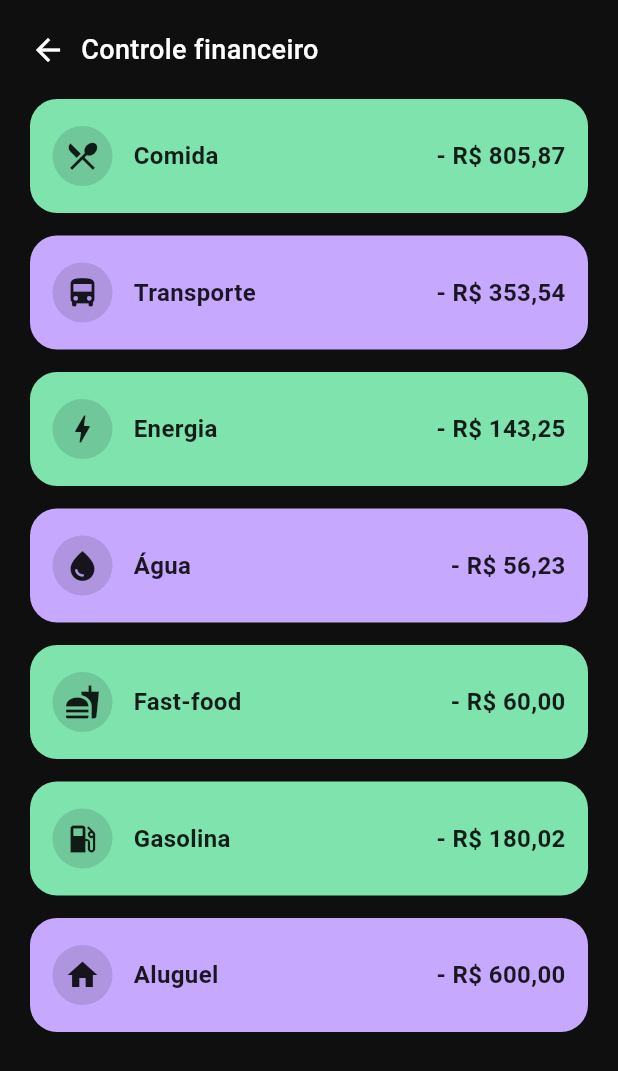
After one commit to FelipeCGF/atividade.dart_final, a Flutter app: the FinanceScreen screen opened by its route, on a phone screen of 412 x 824 dp. The commit adds this screen. Shown: the top 1071 px of the screen. Run offline on Flutter 3.47's test engine with Material 3 defaults, Android fonts, the phone set to English and light mode, and no system bars; statements that could not run were skipped.

Commit message:
Telas_completas

```diff
--- a/flutter_application_1/lib/main.dart
+++ b/flutter_application_1/lib/main.dart
@@ -1,5 +1,7 @@
 import 'package:flutter/material.dart';
-import 'view/home_page.dart';
+import 'view/telaprincipal.dart';
+import 'view/tela2_dart';
+import 'view/finance_screen.dart';
 
 void main() {
   runApp(const MyApp());
@@ -12,7 +14,12 @@ class MyApp extends StatelessWidget {
   Widget build(BuildContext context) {
     return MaterialApp(
       debugShowCheckedModeBanner: false,
-      home: const MyHomePage(title: "FinPlan"),
+      initialRoute: '/',
+      routes: {
+        '/': (_) => const MyHomePage(title: "FinPlan"),
+        '/bank': (_) => const BankOverviewScreen(),
+        '/finance': (_) => const FinanceScreen(),
+      },
     );
   }
 }
--- /dev/null
+++ b/flutter_application_1/lib/view/finance_screen.dart
@@ -0,0 +1,113 @@
+import 'package:flutter/material.dart';
+
+class FinanceScreen extends StatelessWidget {
+  const FinanceScreen({super.key});
+
+  @override
+  Widget build(BuildContext context) {
+    final items = [
+      FinanceItem("Comida", Icons.restaurant_menu, "- R\$ 805,87", const Color(0xFF7FE3AE)),
+      FinanceItem("Transporte", Icons.directions_bus, "- R\$ 353,54", const Color(0xFFC7A8FF)),
+      FinanceItem("Energia", Icons.bolt, "- R\$ 143,25", const Color(0xFF7FE3AE)),
+      FinanceItem("Água", Icons.water_drop, "- R\$ 56,23", const Color(0xFFC7A8FF)),
+      FinanceItem("Fast-food", Icons.fastfood, "- R\$ 60,00", const Color(0xFF7FE3AE)),
+      FinanceItem("Gasolina", Icons.local_gas_station, "- R\$ 180,02", const Color(0xFF7FE3AE)),
+      FinanceItem("Aluguel", Icons.home, "- R\$ 600,00", const Color(0xFFC7A8FF)),
+    ];
+
+    return Scaffold(
+      backgroundColor: const Color(0xFF0F0F0F),
+      body: SafeArea(
+        child: Padding(
+          padding: const EdgeInsets.all(20),
+          child: Column(
+            crossAxisAlignment: CrossAxisAlignment.start,
+            children: [
+              GestureDetector(
+                onTap: () => Navigator.pop(context),
+                child: Row(
+                  children: const [
+                    Icon(Icons.arrow_back, color: Colors.white),
+                    SizedBox(width: 10),
+                    Text(
+                      "Controle financeiro",
+                      style: TextStyle(
+                        color: Colors.white,
+                        fontSize: 18,
+                        fontWeight: FontWeight.w500,
+                      ),
+                    ),
+                  ],
+                ),
+              ),
+
+              const SizedBox(height: 20),
+
+              Expanded(
+                child: ListView.builder(
+                  itemCount: items.length,
+                  itemBuilder: (context, index) {
+                    return FinanceCard(item: items[index]);
+                  },
+                ),
+              )
+            ],
+          ),
+        ),
+      ),
+    );
+  }
+}
+
+class FinanceItem {
+  final String name;
+  final IconData icon;
+  final String value;
+  final Color color;
+
+  FinanceItem(this.name, this.icon, this.value, this.color);
+}
+
+class FinanceCard extends StatelessWidget {
+  final FinanceItem item;
+
+  const FinanceCard({super.key, required this.item});
+
+  @override
+  Widget build(BuildContext context) {
+    return Container(
+      margin: const EdgeInsets.only(bottom: 15),
+      padding: const EdgeInsets.symmetric(horizontal: 15, vertical: 18),
+      decoration: BoxDecoration(
+        color: item.color,
+        borderRadius: BorderRadius.circular(18),
+      ),
+      child: Row(
+        children: [
+          CircleAvatar(
+            backgroundColor: Colors.black12,
+            child: Icon(item.icon, color: Colors.black87),
+          ),
+          const SizedBox(width: 14),
+          Expanded(
+            child: Text(
+              item.name,
+              style: const TextStyle(
+                fontSize: 16,
+                fontWeight: FontWeight.w600,
+                color: Colors.black87,
+              ),
+            ),
+          ),
+          Text(
+            item.value,
+            style: const TextStyle(
+                fontSize: 16,
+                fontWeight: FontWeight.bold,
+                color: Colors.black87),
+          ),
+        ],
+      ),
+    );
+  }
+}
--- a/flutter_application_1/lib/view/home_page.dart
+++ b/flutter_application_1/lib/view/telaprincipal.dart
@@ -11,7 +11,6 @@ class MyHomePage extends StatelessWidget {
       body: Center(
         child: Container(
           width: 300,
-
           decoration: BoxDecoration(
             color: Colors.black,
             borderRadius: BorderRadius.circular(40),
@@ -90,7 +89,11 @@ class MyHomePage extends StatelessWidget {
 
               const SizedBox(height: 30),
 
-              Container(
+              GestureDetector(
+                onTap: () {
+                  Navigator.pushNamed(context, '/bank');
+                },
+                child: Container(
                   width: 70,
                   height: 70,
                   decoration: BoxDecoration(
@@ -107,6 +110,7 @@ class MyHomePage extends StatelessWidget {
                     size: 32,
                   ),
                 ),
+              ),
             ],
           ),
         ),
```
Also changed, not shown: 1 other file. Lines whose indentation alone changed are shown as unchanged.
